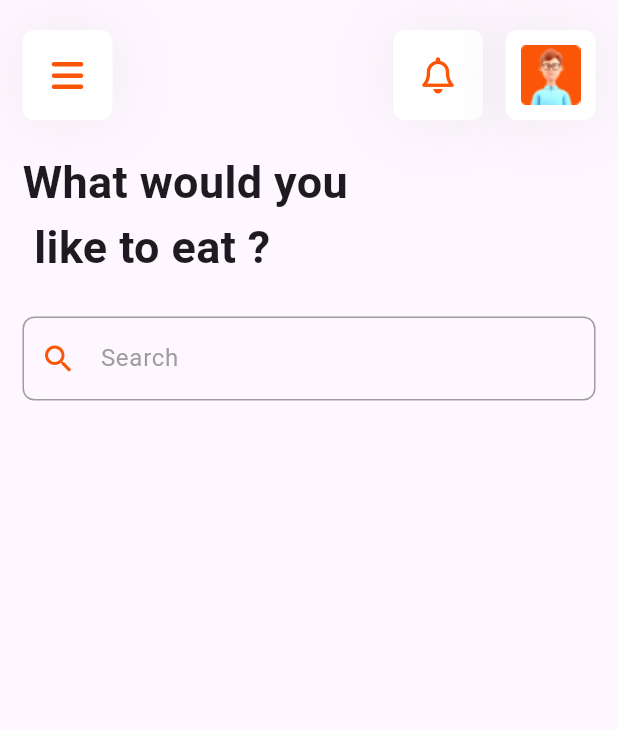
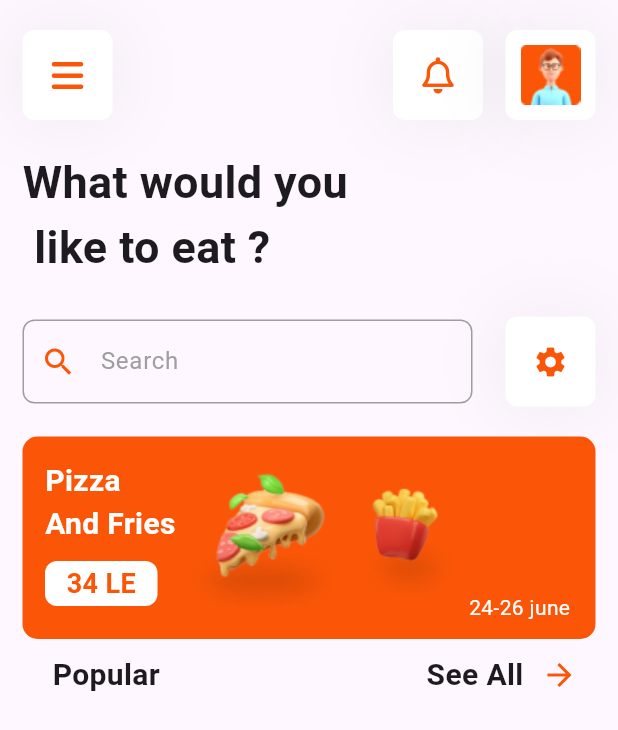
Before and after one commit to abdulrahmanibrahimdawood/restaurant, a Flutter app: the screen it shows after launch, on a phone screen of 412 x 824 dp. Shown: the top 730 px of the screen. Run offline on Flutter 3.47's test engine with Material 3 defaults, Android fonts, the phone set to English and light mode, and no system bars; our stand-ins replace animated_splash_screen, font_awesome_flutter.

Commit message:
home page part 2

```diff
--- a/lib/pages/home_page.dart
+++ b/lib/pages/home_page.dart
@@ -10,13 +10,13 @@ class HomePage extends StatelessWidget {
   static String id = kHomePage;
   @override
   Widget build(BuildContext context) {
-    return const SafeArea(
+    return SafeArea(
       child: Scaffold(
         body: Padding(
-          padding: EdgeInsets.only(top: 20, left: 15, right: 15),
+          padding: const EdgeInsets.only(top: 20, left: 15, right: 15),
           child: Column(
             children: [
-              Row(
+              const Row(
                 mainAxisAlignment: MainAxisAlignment.spaceBetween,
                 children: [
                   ContainerIconsButtomHomePage(
@@ -35,24 +35,99 @@ class HomePage extends StatelessWidget {
                   ),
                 ],
               ),
-              SizedBox(
+              const SizedBox(
                 height: 20,
               ),
-              Align(
+              const Align(
                 alignment: Alignment.topLeft,
                 child: Text(
                   'What would you \n like to eat ?',
                   style: TextStyle(fontSize: 30, fontWeight: FontWeight.bold),
                 ),
               ),
-              SizedBox(
+              const SizedBox(
                 height: 25,
               ),
-              CustomTextFormFeild(
-                hintText: 'Search',
-                icon: Icons.search,
-                color: kPrimaryColor,
+              const Row(
+                mainAxisAlignment: MainAxisAlignment.spaceBetween,
+                children: [
+                  SizedBox(
+                    width: 300,
+                    child: CustomTextFormFeild(
+                      hintText: 'Search',
+                      icon: Icons.search,
+                      color: kPrimaryColor,
+                    ),
+                  ),
+                  ContainerIconsButtomHomePage(icon: Icons.settings)
+                ],
               ),
+              const SizedBox(
+                height: 20,
+              ),
+              Container(
+                height: 135,
+                decoration: BoxDecoration(
+                  color: kPrimaryColor,
+                  borderRadius: BorderRadius.circular(10),
+                ),
+                width: MediaQuery.of(context).size.width,
+                child: Padding(
+                  padding: const EdgeInsets.all(15),
+                  child: Row(
+                    children: [
+                      Align(
+                        alignment: Alignment.centerLeft,
+                        child: Column(
+                          crossAxisAlignment: CrossAxisAlignment.start,
+                          children: [
+                            const Text(
+                              'Pizza\nAnd Fries',
+                              style: TextStyle(
+                                  color: Colors.white,
+                                  fontWeight: FontWeight.bold,
+                                  fontSize: 20),
+                            ),
+                            const SizedBox(
+                              height: 10,
+                            ),
+                            Container(
+                              decoration: BoxDecoration(
+                                  color: Colors.white,
+                                  borderRadius: BorderRadius.circular(8)),
+                              height: 30,
+                              width: 75,
+                              child: const Center(
+                                child: Text(
+                                  '34 LE',
+                                  style: TextStyle(
+                                      fontWeight: FontWeight.bold,
+                                      color: kPrimaryColor,
+                                      fontSize: 18),
+                                ),
+                              ),
+                            ),
+                          ],
+                        ),
+                      ),
+                      Image.asset('lib/assets/images/pizza.png'),
+                      Image.asset('lib/assets/images/fries.png'),
+                      const Column(
+                        children: [
+                          SizedBox(
+                            height: 89,
+                          ),
+                          Text(
+                            '24-26 june',
+                            style: TextStyle(color: Colors.white),
+                          )
+                        ],
+                      )
+                    ],
+                  ),
+                ),
+              ),
+              const CustomBodyPopuler()
             ],
           ),
         ),
@@ -60,3 +135,38 @@ class HomePage extends StatelessWidget {
     );
   }
 }
+
+class CustomBodyPopuler extends StatelessWidget {
+  const CustomBodyPopuler({super.key});
+
+  @override
+  Widget build(BuildContext context) {
+    return Row(
+      mainAxisAlignment: MainAxisAlignment.spaceBetween,
+      children: [
+        const Padding(
+          padding: EdgeInsets.only(left: 20),
+          child: Text(
+            'Popular',
+            style: TextStyle(fontWeight: FontWeight.bold, fontSize: 20),
+          ),
+        ),
+        Row(
+          children: [
+            const Text(
+              'See All',
+              style: TextStyle(fontWeight: FontWeight.bold, fontSize: 20),
+            ),
+            IconButton(
+              onPressed: () {},
+              icon: const Icon(
+                Icons.arrow_forward,
+                color: kPrimaryColor,
+              ),
+            )
+          ],
+        ),
+      ],
+    );
+  }
+}
--- a/lib/widget/Container_Icons_Buttom_HomePage.dart
+++ b/lib/widget/Container_Icons_Buttom_HomePage.dart
@@ -7,8 +7,10 @@ class ContainerIconsButtomHomePage extends StatelessWidget {
     super.key,
     this.icon,
     this.onPressed,
+    this.color,
   });
   final IconData? icon;
+  final Color? color;
   final void Function()? onPressed;
   @override
   Widget build(BuildContext context) {
@@ -29,7 +31,7 @@ class ContainerIconsButtomHomePage extends StatelessWidget {
         onPressed: onPressed,
         icon: FaIcon(
           icon,
-          color: kPrimaryColor,
+          color: color ?? kPrimaryColor,
         ),
       ),
     );
```
Also changed, not shown: lib/assets/images/fries.png (added), lib/assets/images/pizza.png (added).
